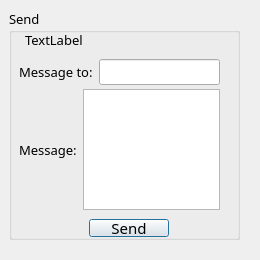
Old version of the form send_message.ui in the repository Maedeh01/Ap-project.
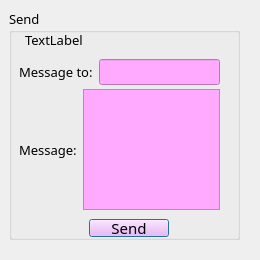
New version of the form.

What changed in the file:
```diff
--- a/send_message.ui
+++ b/send_message.ui
@@ -46,6 +46,9 @@
       <pointsize>11</pointsize>
      </font>
     </property>
+    <property name="styleSheet">
+     <string notr="true">background-color: rgb(255, 170, 255);</string>
+    </property>
     <property name="text">
      <string>Send</string>
     </property>
@@ -81,7 +84,11 @@
       </widget>
      </item>
      <item>
-      <widget class="QLineEdit" name="lineEdit_dst"/>
+      <widget class="QLineEdit" name="lineEdit_dst">
+       <property name="styleSheet">
+        <string notr="true">background-color: rgb(255, 170, 255);</string>
+       </property>
+      </widget>
      </item>
     </layout>
    </widget>
@@ -103,7 +110,11 @@
       </widget>
      </item>
      <item>
-      <widget class="QTextEdit" name="textEdit_body"/>
+      <widget class="QTextEdit" name="textEdit_body">
+       <property name="styleSheet">
+        <string notr="true">background-color: rgb(255, 170, 255);</string>
+       </property>
+      </widget>
      </item>
     </layout>
    </widget>
```
